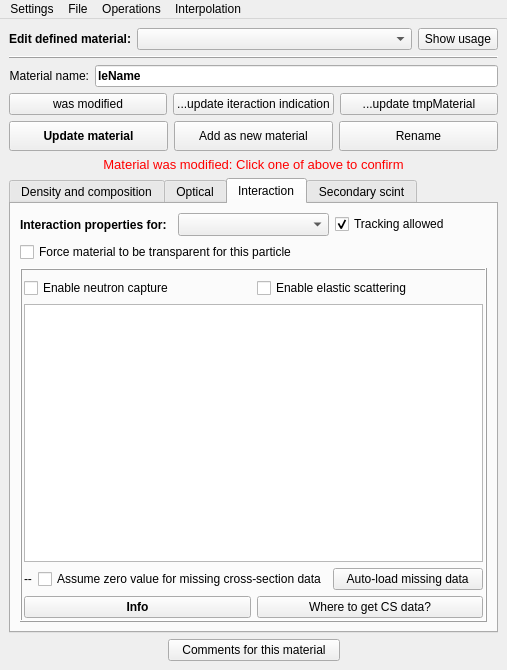
This is src/gui/materialinspectorwindow.ui in andrmor/ANTS2 as Qt 5 draws it before an edit. The edited form follows.
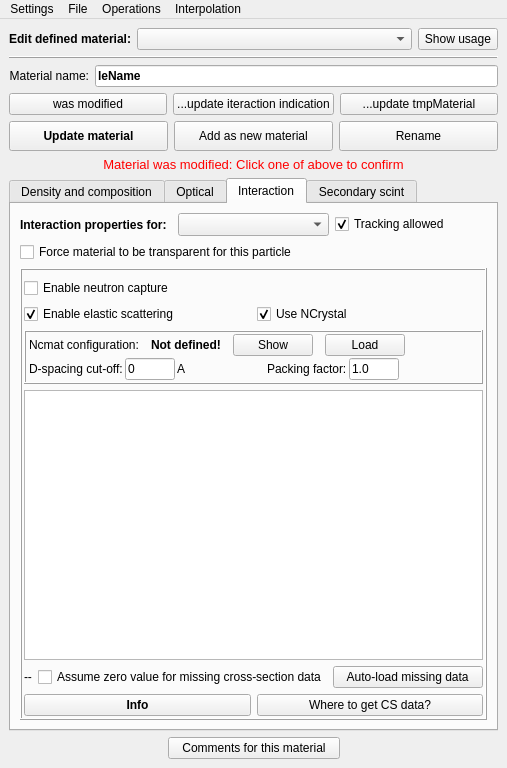
This is the edited form. The open tabs and pages were chosen to show the change.

Commit message: starts introduction of NCrystal

Patch:
```diff
--- a/src/gui/materialinspectorwindow.ui
+++ b/src/gui/materialinspectorwindow.ui
@@ -7,7 +7,7 @@
     <x>0</x>
     <y>0</y>
     <width>494</width>
-    <height>670</height>
+    <height>768</height>
    </rect>
   </property>
   <property name="minimumSize">
@@ -2419,15 +2419,234 @@
                        </property>
                       </widget>
                      </item>
+                    </layout>
+                   </item>
+                   <item>
+                    <layout class="QHBoxLayout" name="horizontalLayout_16">
+                     <property name="topMargin">
+                      <number>0</number>
+                     </property>
                      <item>
                       <widget class="QCheckBox" name="cbEnableScatter">
                        <property name="text">
                         <string>Enable elastic scattering</string>
                        </property>
+                       <property name="checked">
+                        <bool>true</bool>
+                       </property>
+                      </widget>
+                     </item>
+                     <item>
+                      <widget class="QCheckBox" name="cbUseNCrystal">
+                       <property name="toolTip">
+                        <string>Use NCrystal library to handle neutron scattering for this material ( to handle scattering: polycrystal only!)</string>
+                       </property>
+                       <property name="text">
+                        <string>Use NCrystal</string>
+                       </property>
+                       <property name="checked">
+                        <bool>true</bool>
+                       </property>
                       </widget>
                      </item>
                     </layout>
                    </item>
+                   <item>
+                    <widget class="QFrame" name="frNCrystal">
+                     <property name="sizePolicy">
+                      <sizepolicy hsizetype="Preferred" vsizetype="Minimum">
+                       <horstretch>0</horstretch>
+                       <verstretch>0</verstretch>
+                      </sizepolicy>
+                     </property>
+                     <property name="minimumSize">
+                      <size>
+                       <width>0</width>
+                       <height>0</height>
+                      </size>
+                     </property>
+                     <property name="frameShape">
+                      <enum>QFrame::Box</enum>
+                     </property>
+                     <property name="frameShadow">
+                      <enum>QFrame::Raised</enum>
+                     </property>
+                     <layout class="QVBoxLayout" name="verticalLayout_8">
+                      <property name="spacing">
+                       <number>2</number>
+                      </property>
+                      <property name="leftMargin">
+                       <number>3</number>
+                      </property>
+                      <property name="topMargin">
+                       <number>2</number>
+                      </property>
+                      <property name="rightMargin">
+                       <number>3</number>
+                      </property>
+                      <property name="bottomMargin">
+                       <number>2</number>
+                      </property>
+                      <item>
+                       <layout class="QHBoxLayout" name="horizontalLayout_14">
+                        <property name="spacing">
+                         <number>12</number>
+                        </property>
+                        <item>
+                         <widget class="QLabel" name="label_36">
+                          <property name="text">
+                           <string>Ncmat configuration:</string>
+                          </property>
+                         </widget>
+                        </item>
+                        <item>
+                         <widget class="QLabel" name="labNCmatNotDefined">
+                          <property name="font">
+                           <font>
+                            <weight>75</weight>
+                            <bold>true</bold>
+                           </font>
+                          </property>
+                          <property name="text">
+                           <string>Not defined!</string>
+                          </property>
+                         </widget>
+                        </item>
+                        <item>
+                         <widget class="QPushButton" name="pbShowNcmat">
+                          <property name="text">
+                           <string>Show</string>
+                          </property>
+                         </widget>
+                        </item>
+                        <item>
+                         <widget class="QPushButton" name="pbLoadNcmat">
+                          <property name="text">
+                           <string>Load</string>
+                          </property>
+                         </widget>
+                        </item>
+                        <item>
+                         <spacer name="horizontalSpacer_11">
+                          <property name="orientation">
+                           <enum>Qt::Horizontal</enum>
+                          </property>
+                          <property name="sizeHint" stdset="0">
+                           <size>
+                            <width>40</width>
+                            <height>20</height>
+                           </size>
+                          </property>
+                         </spacer>
+                        </item>
+                       </layout>
+                      </item>
+                      <item>
+                       <layout class="QHBoxLayout" name="horizontalLayout_15">
+                        <item>
+                         <widget class="QLabel" name="label_38">
+                          <property name="text">
+                           <string>D-spacing cut-off:</string>
+                          </property>
+                         </widget>
+                        </item>
+                        <item>
+                         <widget class="QLineEdit" name="ledNCmatDcutoff">
+                          <property name="minimumSize">
+                           <size>
+                            <width>15</width>
+                            <height>0</height>
+                           </size>
+                          </property>
+                          <property name="maximumSize">
+                           <size>
+                            <width>50</width>
+                            <height>16777215</height>
+                           </size>
+                          </property>
+                          <property name="toolTip">
+                           <string>D-spacing cutoff in Angstrom. Crystal planes with spacing
+   below this value will not be created. The special setting
+   dcutoff=0 causes the code to attempt to select an
+   appropriate threshold automatically, and the special
+   setting dcutoff=-1 means that HKL lists should not be
+   created at all (often used with bragg=false).</string>
+                          </property>
+                          <property name="text">
+                           <string>0</string>
+                          </property>
+                         </widget>
+                        </item>
+                        <item>
+                         <widget class="QLabel" name="label_39">
+                          <property name="text">
+                           <string>A</string>
+                          </property>
+                         </widget>
+                        </item>
+                        <item>
+                         <spacer name="horizontalSpacer_13">
+                          <property name="orientation">
+                           <enum>Qt::Horizontal</enum>
+                          </property>
+                          <property name="sizeHint" stdset="0">
+                           <size>
+                            <width>40</width>
+                            <height>20</height>
+                           </size>
+                          </property>
+                         </spacer>
+                        </item>
+                        <item>
+                         <widget class="QLabel" name="label_40">
+                          <property name="text">
+                           <string>Packing factor:</string>
+                          </property>
+                         </widget>
+                        </item>
+                        <item>
+                         <widget class="QLineEdit" name="ledNcmatPacking">
+                          <property name="minimumSize">
+                           <size>
+                            <width>15</width>
+                            <height>0</height>
+                           </size>
+                          </property>
+                          <property name="maximumSize">
+                           <size>
+                            <width>50</width>
+                            <height>16777215</height>
+                           </size>
+                          </property>
+                          <property name="toolTip">
+                           <string>Packing factor which can be less than 1.0 for powders,
+   which can thus be modelled as polycrystals with reduced
+   density (not to be confused with the *atomic* packing
+   factor).</string>
+                          </property>
+                          <property name="text">
+                           <string>1.0</string>
+                          </property>
+                         </widget>
+                        </item>
+                        <item>
+                         <spacer name="horizontalSpacer_12">
+                          <property name="orientation">
+                           <enum>Qt::Horizontal</enum>
+                          </property>
+                          <property name="sizeHint" stdset="0">
+                           <size>
+                            <width>40</width>
+                            <height>20</height>
+                           </size>
+                          </property>
+                         </spacer>
+                        </item>
+                       </layout>
+                      </item>
+                     </layout>
+                    </widget>
+                   </item>
                    <item>
                     <widget class="QTableWidget" name="tabwNeutron">
                      <property name="contextMenuPolicy">
```
Left out of the diff: 209 changed lines with no effect on the pictures. The commit also changes 8 other files.
